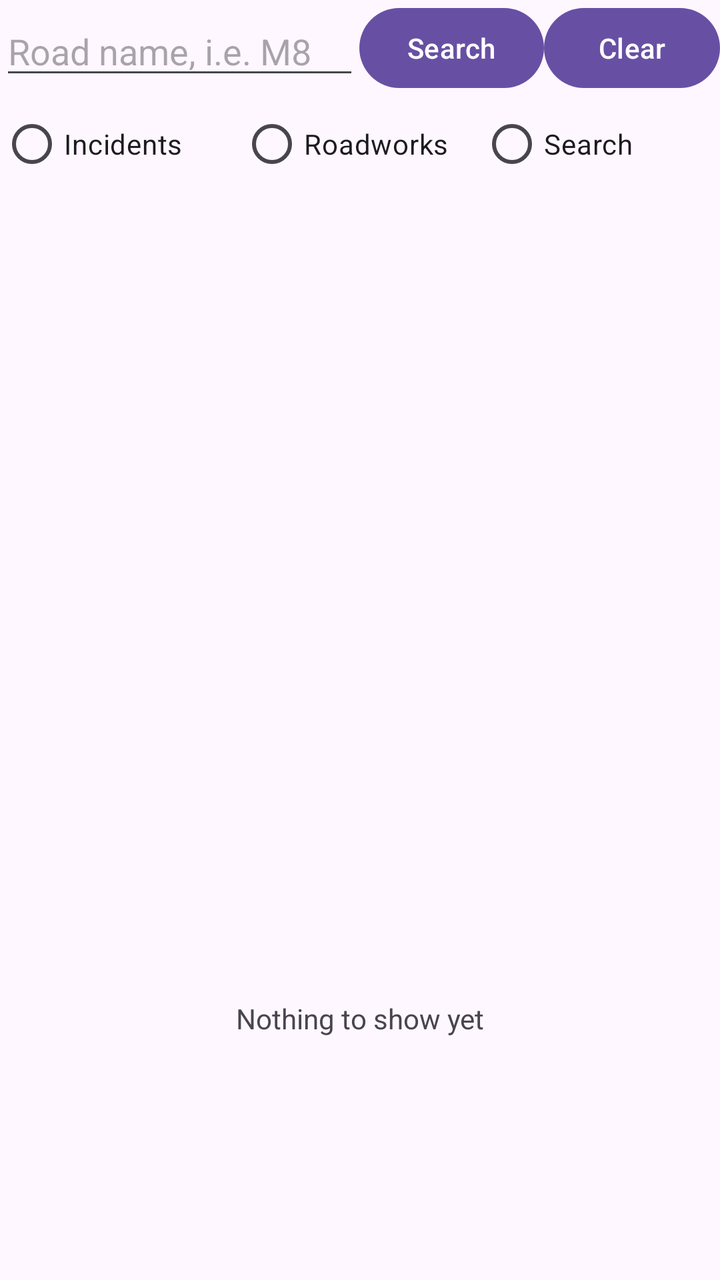
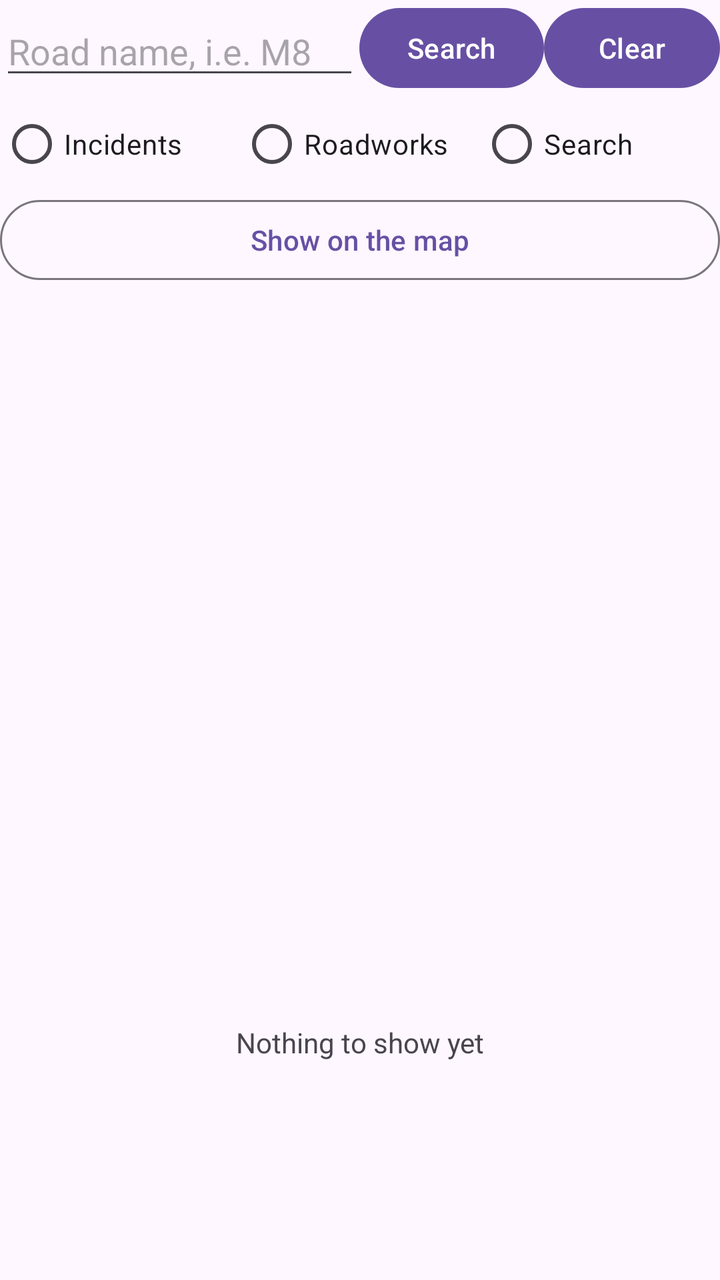

Compare the two renders of this Android layout. The source of the first and the diff that turns it into the second are given below.
<!-- AndroidManifest.xml: application theme Theme.BowieDay_Adam_S1831372 -->
<!-- res/layout/frag_situation_list.xml -->
<?xml version="1.0" encoding="utf-8"?>
<LinearLayout xmlns:android="http://schemas.android.com/apk/res/android"
    android:orientation="vertical"
    android:layout_width="match_parent"
    android:layout_height="match_parent">

    
    <LinearLayout
        android:orientation="horizontal"
        android:layout_width="match_parent"
        android:layout_height="wrap_content"
        android:gravity="center_vertical">
        <EditText
            android:id="@+id/roadEntry"
            android:layout_width="0dp"
            android:layout_height="wrap_content"
            android:layout_weight="1"
            android:hint="Road name, i.e. M8"
            android:inputType="textCapCharacters"
            android:imeOptions="actionSearch"
            android:maxLines="1" />
        <Button
            android:id="@+id/searchButton"
            android:layout_width="wrap_content"
            android:layout_height="wrap_content"
            android:text="Search" />
        <Button
            android:id="@+id/clearButton"
            android:layout_width="wrap_content"
            android:layout_height="wrap_content"
            android:text="Clear" />
    </LinearLayout>

    
    <RadioGroup
        android:id="@+id/feedChoice"
        android:orientation="horizontal"
        android:layout_width="match_parent"
        android:layout_height="wrap_content">
        <RadioButton
            android:id="@+id/incidentsButton"
            android:layout_width="0dp"
            android:layout_height="wrap_content"
            android:layout_weight="1"
            android:text="Incidents" />
        <RadioButton
            android:id="@+id/roadworksButton"
            android:layout_width="0dp"
            android:layout_height="wrap_content"
            android:layout_weight="1"
            android:text="Roadworks" />
        <RadioButton
            android:id="@+id/searchResultsButton"
            android:layout_width="0dp"
            android:layout_height="wrap_content"
            android:layout_weight="1"
            android:text="Search" />
    </RadioGroup>

    
    <TextView
        android:id="@+id/durationKey"
        android:layout_width="match_parent"
        android:layout_height="wrap_content"
        android:paddingStart="8dp"
        android:paddingBottom="4dp"
        android:textSize="13sp" />

    <ListView
        android:id="@+id/situationList"
        android:layout_width="match_parent"
        android:layout_height="0dp"
        android:layout_weight="1" />

    
    <TextView
        android:id="@+id/emptyText"
        android:layout_width="match_parent"
        android:layout_height="0dp"
        android:layout_weight="1"
        android:gravity="center"
        android:text="Nothing to show yet" />
</LinearLayout>
<!-- resources referenced by this layout -->
<resources>
  <style name="Theme.BowieDay_Adam_S1831372" parent="Base.Theme.BowieDay_Adam_S1831372" />
  <style name="Base.Theme.BowieDay_Adam_S1831372" parent="Theme.Material3.DayNight.NoActionBar">
          
          
      </style>
</resources>

<!-- the commit's change to res/layout/frag_situation_list.xml (unified diff, before → after) -->
@@ -58,6 +58,14 @@
     </RadioGroup>
 
     
+    <Button
+        android:id="@+id/mapButton"
+        style="?attr/materialButtonOutlinedStyle"
+        android:layout_width="match_parent"
+        android:layout_height="wrap_content"
+        android:text="Show on the map" />
+
+    
     <TextView
         android:id="@+id/durationKey"
         android:layout_width="match_parent"
